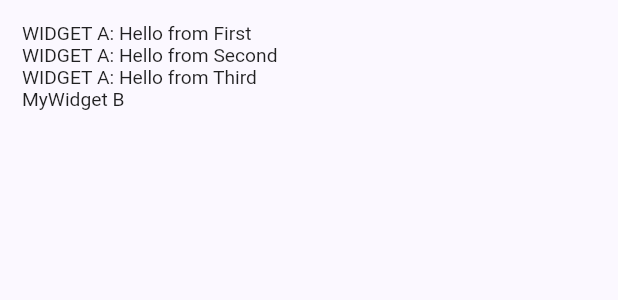
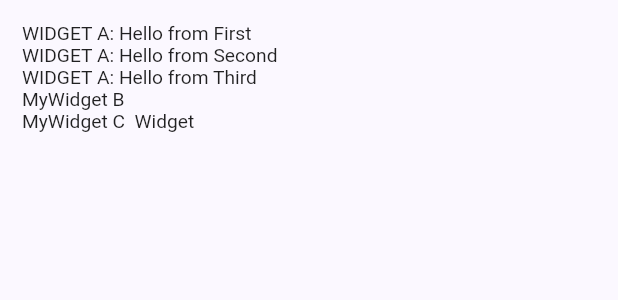
Before and after one commit to mdgb/md_composer_flutter, a Flutter app: the FactoryTestWidgets widget shown alone on an empty page, opened directly, on a phone screen of 412 x 824 dp. Shown: the top 300 px of the screen. Run offline on Flutter 3.47's test engine with Material 2 defaults, Android fonts, the phone set to English and light mode, and no system bars; our stand-ins replace firebase_auth, firebase_core, flutter_colorpicker, flutter_form_builder, flutter_markdown, flutter_riverpod and 5 more; missing offline and left inert: form_builder_extra_fields, json_dynamic_widget, markdown; accounts and stored records are empty; network calls fail.

Commit message:
jsonDynamicModule added

```diff
--- a/lib/router/router.dart
+++ b/lib/router/router.dart
@@ -9,6 +9,7 @@ import 'package:md_composer_flutter/ui/pages/api_contents/gallery_page.dart';
 import 'package:md_composer_flutter/ui/pages/api_contents/post_details_page.dart';
 import 'package:md_composer_flutter/ui/pages/api_contents/posts_page.dart';
 import 'package:md_composer_flutter/ui/pages/factory_test/factory_test_widget.dart';
+import 'package:md_composer_flutter/ui/pages/factory_test/json_dynamic_widget.dart';
 import 'package:md_composer_flutter/ui/pages/forms/forms_page.dart';
 import 'package:md_composer_flutter/ui/pages/reponsive_test_page/reponsive_test_page.dart';
 import 'package:md_composer_flutter/ui/pages/slivers_page/sliver_sticky.dart';
@@ -151,6 +152,15 @@ class RouterNotifier extends ChangeNotifier {
           ),
         ),
         GoRoute(
+          name: 'json_dynamic_widget',
+          path: '/json_dynamic_widget',
+          pageBuilder: (context, state) => MaterialPage<void>(
+            key: state.pageKey,
+            child: BaseTemplate(
+                page: JsonDynamicWidget(), pageTitle: 'Json Dynamic Widget'),
+          ),
+        ),
+        GoRoute(
           name: 'sticky_box',
           path: '/sticky_box',
           pageBuilder: (context, state) => MaterialPage<void>(
--- a/lib/ui/pages/factory_test/factory_test_widget.dart
+++ b/lib/ui/pages/factory_test/factory_test_widget.dart
@@ -1,3 +1,4 @@
+import 'package:flutter/foundation.dart';
 import 'package:flutter/material.dart';
 
 class FactoryTestWidgets extends StatelessWidget {
@@ -20,6 +21,10 @@ class FactoryTestWidgets extends StatelessWidget {
       'widgetName': 'widgetB',
       // 'props': {'text': 'Hello from Third'}
     },
+    {
+      'widgetName': 'widgetC',
+      // 'props': {'text': 'Hello from Third'}
+    },
   ];
 
   @override
@@ -37,7 +42,7 @@ class FactoryTestWidgets extends StatelessWidget {
         children: widgets,
       ),
     );
-    return FactoryWidget(widgetName: 'widgetA', props: {'text': 'Hello'});
+    // return FactoryWidget(widgetName: 'widgetA', props: {'text': 'Hello'});
   }
 }
 
@@ -52,6 +57,7 @@ class FactoryWidget extends StatelessWidget {
   Widget build(BuildContext context) {
     if (widgetName == 'widgetA') return MyWidgetA(text: props?['text']);
     if (widgetName == 'widgetB') return MyWidgetB();
+    if (widgetName == 'widgetC') return MyWidgetC();
     return Text('NO WIDGET FOUND');
   }
 }
@@ -75,3 +81,12 @@ class MyWidgetB extends StatelessWidget {
     return Text('MyWidget B');
   }
 }
+
+class MyWidgetC extends StatelessWidget {
+  const MyWidgetC({Key? key}) : super(key: key);
+
+  @override
+  Widget build(BuildContext context) {
+    return Text('MyWidget C  $context');
+  }
+}
--- a/pubspec.yaml
+++ b/pubspec.yaml
@@ -51,6 +51,7 @@ dependencies:
   form_builder_extra_fields: ^8.2.0
   http: ^0.13.4
   lottie: ^1.3.0
+  json_dynamic_widget: ^5.0.2+5
 
 dev_dependencies:
   flutter_test:
```
Also changed, not shown: lib/ui/pages/factory_test/json_dynamic_widget.dart (added, +58 -0 lines), lib/ui/widget_library/drawers/drawer_expandable/drawer_expandable.dart (+15 -3 lines), pubspec.lock, 1 other file.
